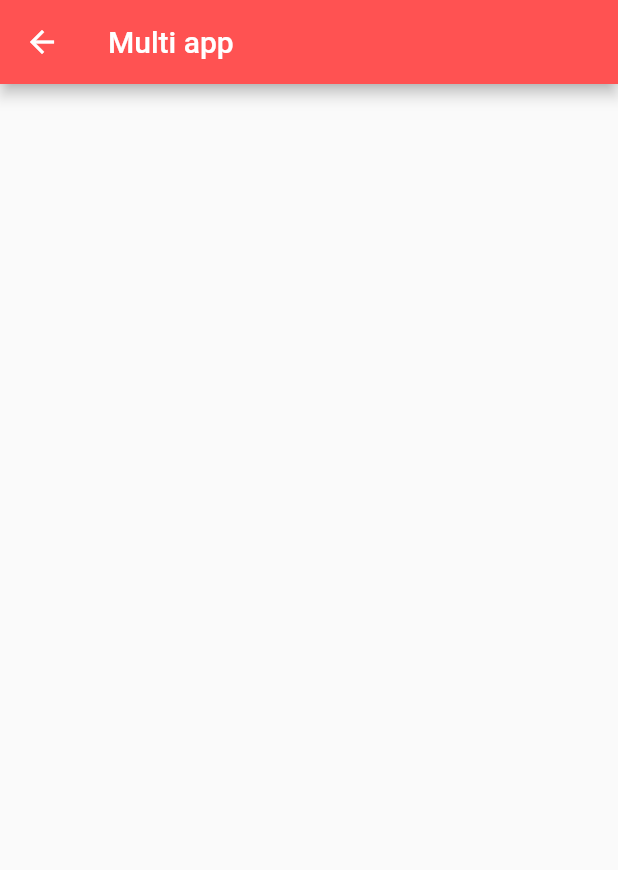
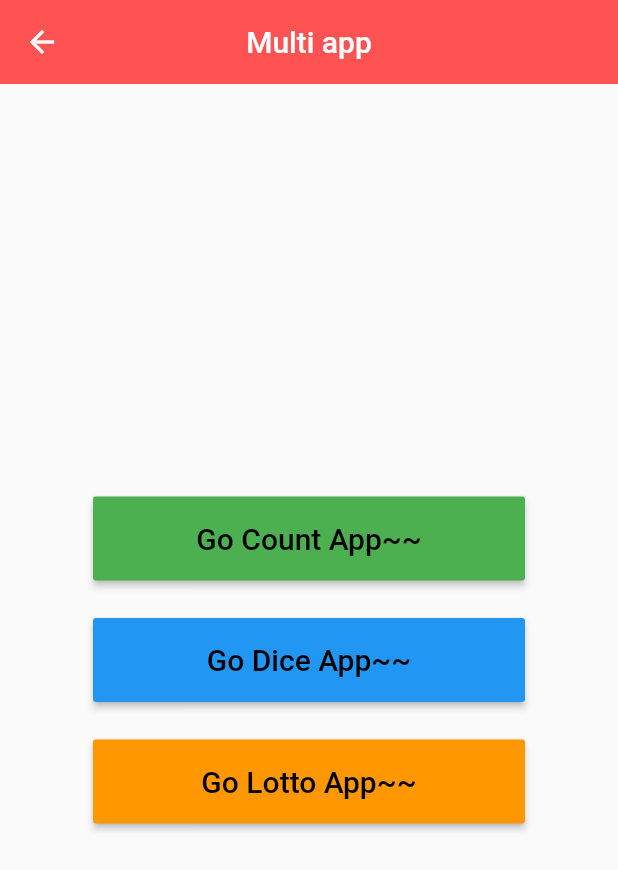
Before and after one commit to hjcwinner/LNCDL, a Flutter app: the Screen screen opened directly, on a phone screen of 412 x 824 dp. Shown: the top 870 px of the screen. Run offline on Flutter 3.47's test engine with Material 2 defaults, Android fonts, the phone set to English and light mode, and no system bars.

Commit message:
페이지 이동 & Count App제작하기

```diff
--- a/lib/screen.dart
+++ b/lib/screen.dart
@@ -4,10 +4,49 @@ class Screen extends StatelessWidget {
   @override
   Widget build(BuildContext context) {
     return Scaffold(
-      appBar: AppBar(
-        title: Text('Multi app'),
-        backgroundColor: Colors.redAccent,
-      ),
-    );
+        appBar: AppBar(
+          title: Text('Multi app'),
+          backgroundColor: Colors.redAccent,
+          centerTitle: true,
+          elevation: 0,
+        ),
+        body: Center(
+          child: Column(
+            mainAxisAlignment: MainAxisAlignment.center,
+            children: [
+              ButtonTheme(
+                minWidth: 288,
+                height: 56,
+                child: RaisedButton(
+                  child: Text('Go Count App~~', style: TextStyle(fontSize: 20, color: Colors.black),),
+                  color: Colors.green[500],
+                  onPressed: () {
+                    Navigator.pushNamed(context, '/b');
+                  },
+                ),
+              ),
+              SizedBox(height: 25),
+              ButtonTheme(
+                minWidth: 288,
+                height: 56,
+                child: RaisedButton(
+                  child: Text('Go Dice App~~', style: TextStyle(fontSize: 20, color: Colors.black),),
+                  color: Colors.blue[500],
+                  onPressed: () {},
+                ),
+              ),
+              SizedBox(height: 25),
+              ButtonTheme(
+                minWidth: 288,
+                height: 56,
+                child: RaisedButton(
+                  child: Text('Go Lotto App~~', style: TextStyle(fontSize: 20, color: Colors.black),),
+                  color: Colors.orange[500],
+                  onPressed: () {},
+                ),
+              )
+            ],
+          ),
+        ));
   }
 }
```
Also changed, not shown: lib/count.dart (added, +91 -0 lines), lib/main.dart (+35 -29 lines).
